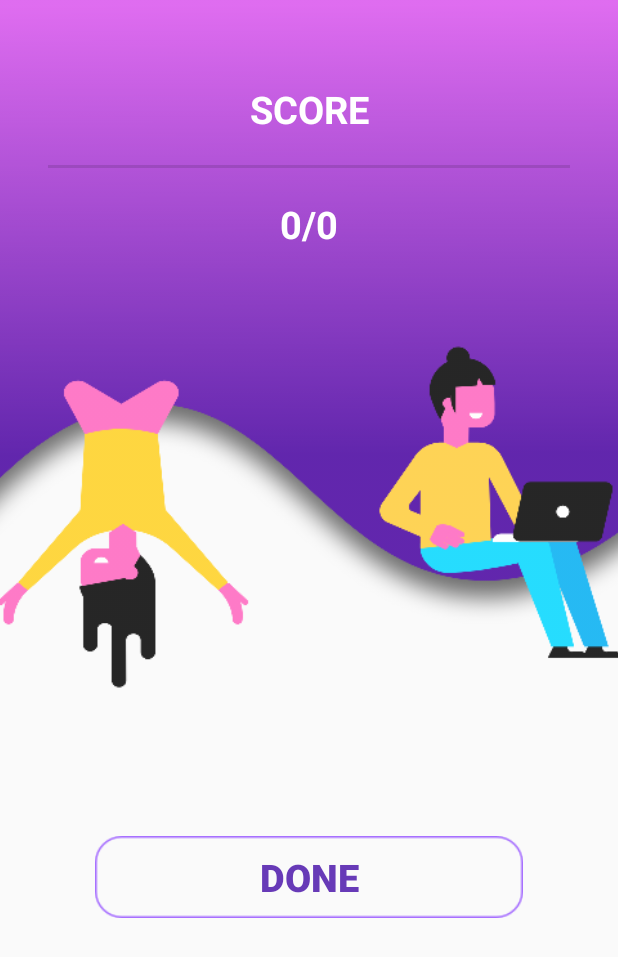
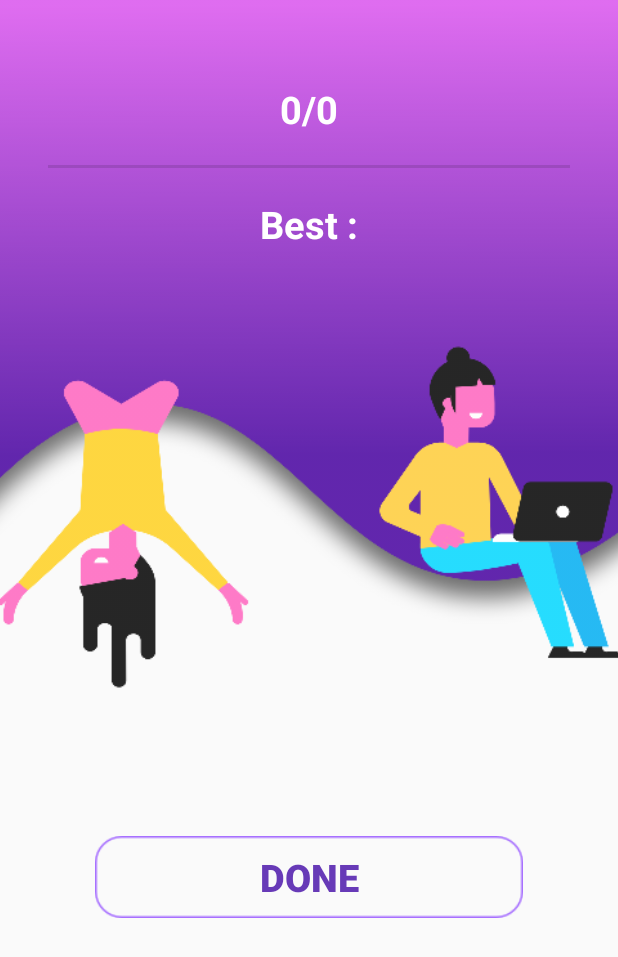
Before and after one commit to SAEapp/Yantriki, an Android app: the ScoreActivity screen opened directly, with no data from a screen before it, on a phone screen of 412 x 824 dp. Shown: the top 957 px of the screen. Run offline under Robolectric (Android 15) with nearby library versions, the phone set to English and light mode, and no system bars; our stand-ins replace Firebase (no records; nobody signed in at launch, a user with empty details on screens opened directly); Roboto replaces fonts that are not available here; 2 statements that could not run were skipped.

Commit message:
Added LeaderBoard

```diff
--- a/app/src/main/res/layout/activity_score.xml
+++ b/app/src/main/res/layout/activity_score.xml
@@ -34,12 +34,12 @@
         app:layout_constraintTop_toTopOf="parent">
 
         <TextView
-            android:id="@+id/prev_score"
+            android:id="@+id/new_score"
             android:layout_width="match_parent"
             android:layout_height="wrap_content"
             android:layout_margin="20dp"
             android:gravity="center"
-            android:text="SCORE"
+            android:text="Score :"
             android:textColor="#FFFFFF"
             android:textSize="25sp"
             android:textStyle="bold" />
@@ -51,13 +51,13 @@
             android:background="?android:attr/listDivider" />
 
         <TextView
-            android:id="@+id/new_score"
+            android:id="@+id/best_score"
             android:layout_width="match_parent"
             android:layout_height="wrap_content"
             android:gravity="center"
             android:layout_margin="20dp"
             android:textColor="#FFFFFF"
-            android:text="0/0"
+            android:text="Best :"
             android:textSize="25sp"
             android:textStyle="bold" />
     </LinearLayout>
```
